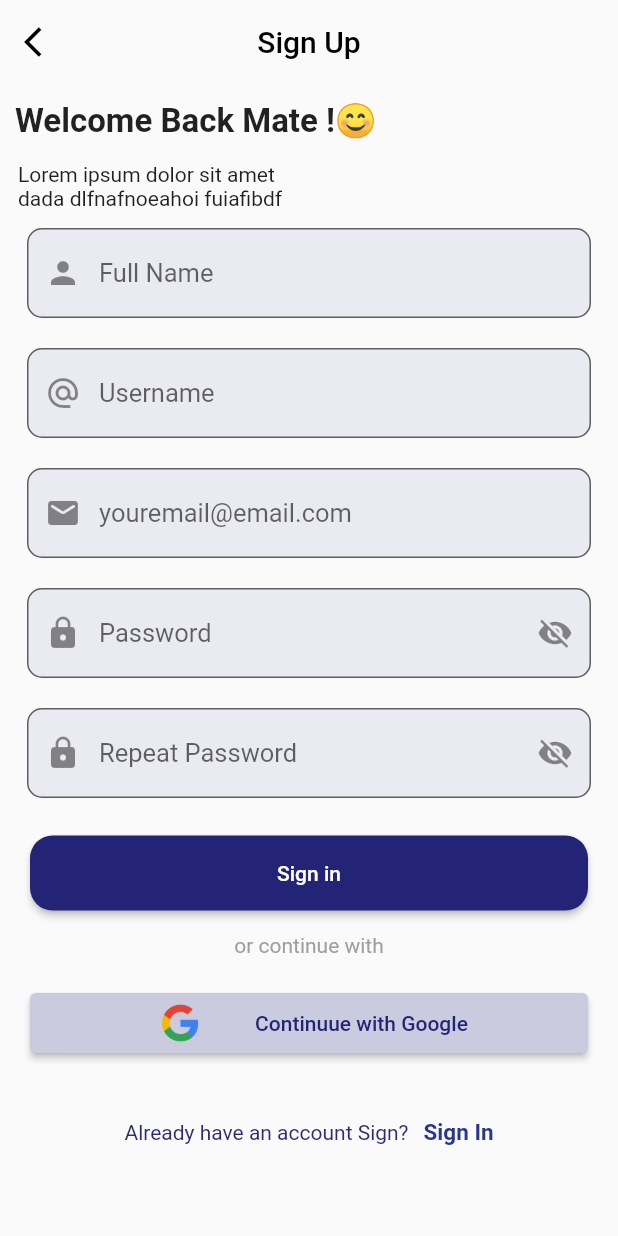
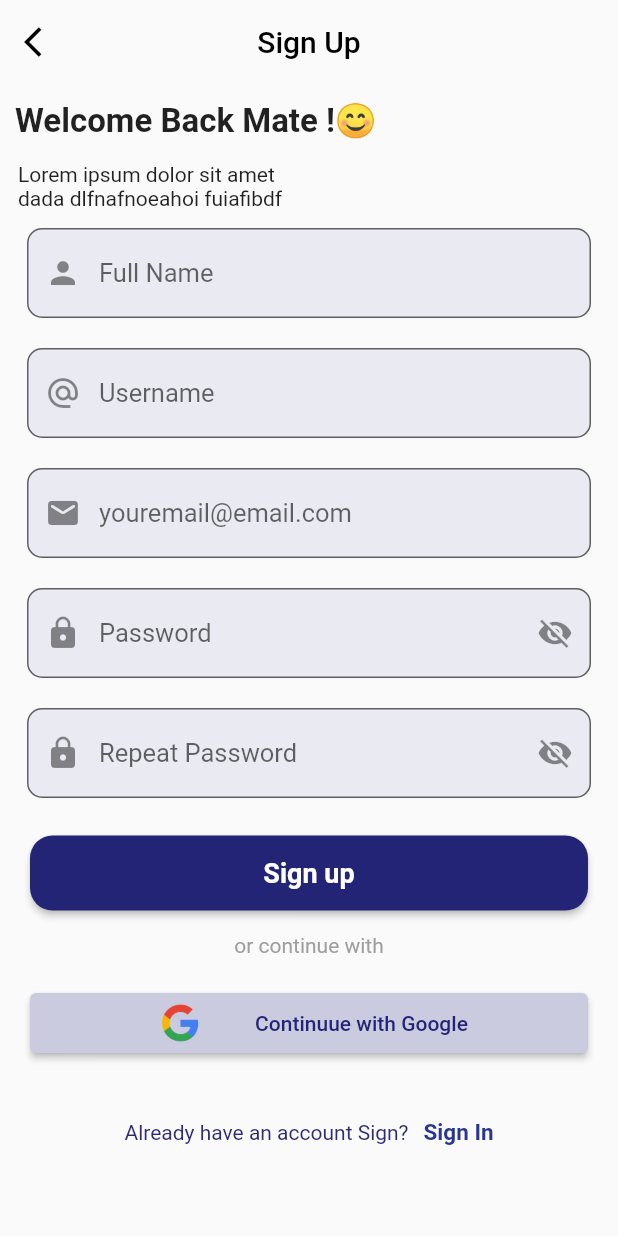
Before and after one commit to Awaizkazi/practice_going_on, a Flutter app: the SignUp2 screen opened directly, on a phone screen of 412 x 824 dp. Run offline on Flutter 3.47's test engine with Material 2 defaults, Android fonts, the light colour scheme and no system bars.

Commit message:
Going on  Verification Screen

```diff
--- a/lib/screens/signup.dart
+++ b/lib/screens/signup.dart
@@ -1,4 +1,6 @@
 import 'package:flutter/material.dart';
+
+import 'otp_verification.dart';
 
 class SignUp2 extends StatefulWidget {
   const SignUp2({super.key});
@@ -73,7 +75,8 @@ class _SignUp2State extends State<SignUp2> {
                   onPressed: () {
                     Navigator.push(
                       context,
-                      MaterialPageRoute(builder: (context) => const SignUp2()),
+                      MaterialPageRoute(
+                          builder: (context) => const otpVerification()),
                     );
                   },
                   style: ElevatedButton.styleFrom(
@@ -84,8 +87,11 @@ class _SignUp2State extends State<SignUp2> {
                     minimumSize: Size.fromHeight(50),
                   ),
                   child: const Text(
-                    'Sign in',
-                    style: TextStyle(color: Colors.white),
+                    'Sign up',
+                    style: TextStyle(
+                        color: Colors.white,
+                        fontWeight: FontWeight.w600,
+                        fontSize: 18),
                   ),
                 ),
               ),
```
Also changed, not shown: lib/screens/otp_verification.dart (added, +64 -0 lines).
